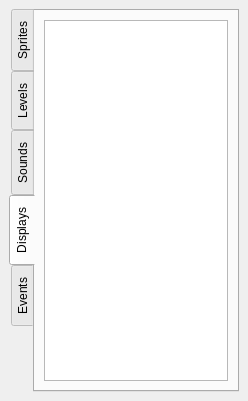
Old version of the form src/lgck-builder/ToolBoxDock.ui in the repository cfrankb/lgck-src.
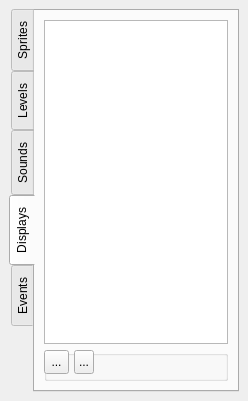
New version of the form. Icons and pictures are not drawn. Custom widgets are drawn as their Qt base class.

Commit message: add/delete display buttons added

```diff
--- a/src/lgck-builder/ToolBoxDock.ui
+++ b/src/lgck-builder/ToolBoxDock.ui
@@ -450,6 +450,62 @@
           </column>
          </widget>
         </item>
+        <item row="1" column="0">
+         <widget class="QGroupBox" name="groupDisplays">
+          <property name="minimumSize">
+           <size>
+            <width>60</width>
+            <height>23</height>
+           </size>
+          </property>
+          <property name="title">
+           <string/>
+          </property>
+          <property name="flat">
+           <bool>true</bool>
+          </property>
+          <widget class="QToolButton" name="btnDeleteDisplay">
+           <property name="geometry">
+            <rect>
+             <x>30</x>
+             <y>0</y>
+             <width>20</width>
+             <height>24</height>
+            </rect>
+           </property>
+           <property name="toolTip">
+            <string>Delete Display</string>
+           </property>
+           <property name="text">
+            <string>...</string>
+           </property>
+           <property name="icon">
+            <iconset resource="lgck-builder.qrc">
+             <normaloff>:/images/minus.png</normaloff>:/images/minus.png</iconset>
+           </property>
+          </widget>
+          <widget class="QToolButton" name="btnAddDisplay">
+           <property name="geometry">
+            <rect>
+             <x>0</x>
+             <y>0</y>
+             <width>25</width>
+             <height>24</height>
+            </rect>
+           </property>
+           <property name="toolTip">
+            <string>Add New Display</string>
+           </property>
+           <property name="text">
+            <string>...</string>
+           </property>
+           <property name="icon">
+            <iconset resource="lgck-builder.qrc">
+             <normaloff>:/images/plus.png</normaloff>:/images/plus.png</iconset>
+           </property>
+          </widget>
+         </widget>
+        </item>
        </layout>
       </widget>
       <widget class="QWidget" name="tabEvents">
```
Left out of the diff: 2 changed lines with no effect on the pictures. The commit also changes 9 other files.
